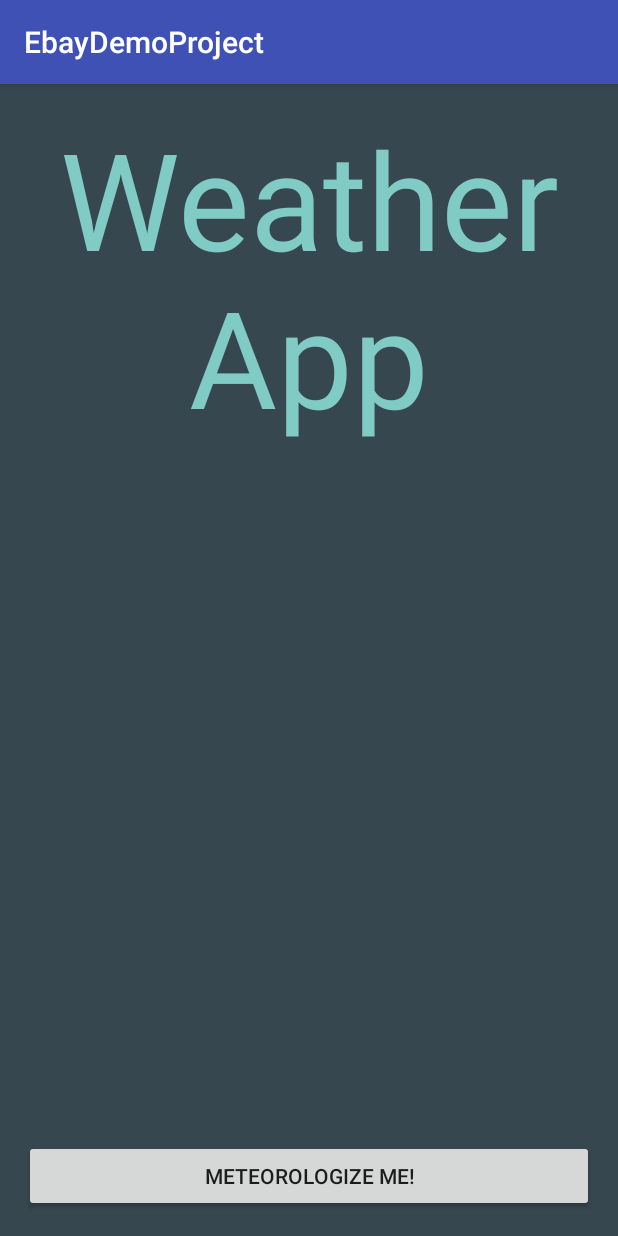
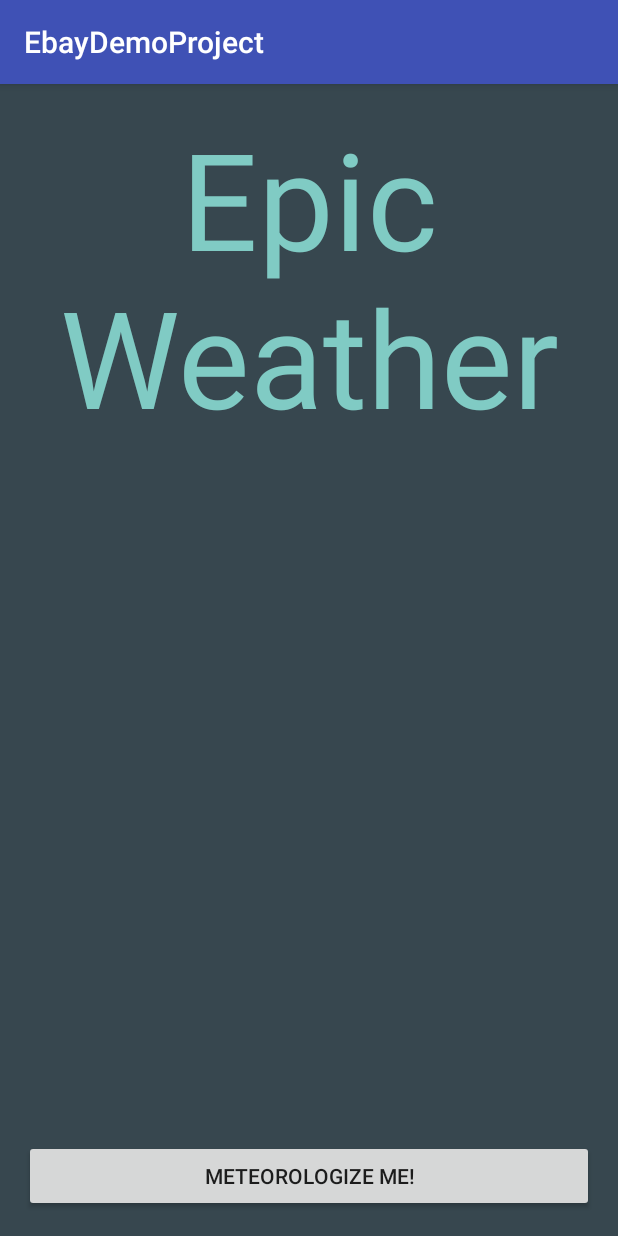
Before and after one commit to ribalding/EbayDemoWeatherApp-Android, an Android app: the screen it shows after launch (MainActivity), on a phone screen of 412 x 824 dp. Run offline under Robolectric (Android 15) with nearby library versions, the phone set to English and light mode, and no system bars.

Commit message:
Added initial views and styles to activity_main.xml and updated gitignore file

```diff
--- a/app/src/main/res/layout/activity_main.xml
+++ b/app/src/main/res/layout/activity_main.xml
@@ -13,20 +13,21 @@
     <TextView
         android:layout_width="wrap_content"
         android:layout_height="wrap_content"
-        android:text="Weather App"
+        android:text="Epic Weather"
         android:layout_alignParentRight="true"
         android:layout_alignParentEnd="true"
         android:layout_alignParentLeft="true"
         android:layout_alignParentStart="true"
         android:textColor="@color/accent_material_dark"
         android:textAlignment="center"
-        android:textSize="90dp" />
+        android:textSize="90dp"
+        android:id="@+id/mainActvityTitleTextView" />
 
     <Button
         android:layout_width="wrap_content"
         android:layout_height="wrap_content"
         android:text="Meteorologize Me!"
-        android:id="@+id/button"
+        android:id="@+id/mainActivityButton"
         android:layout_alignParentBottom="true"
         android:layout_alignParentLeft="true"
         android:layout_alignParentStart="true"
```
Also changed, not shown: 2 other files.
